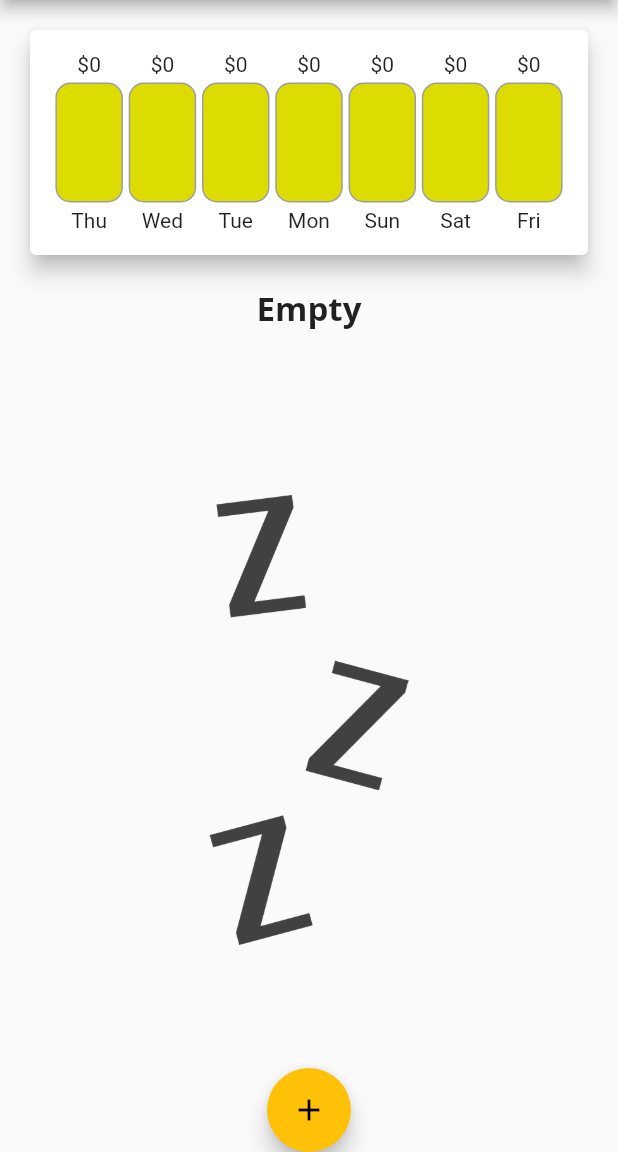
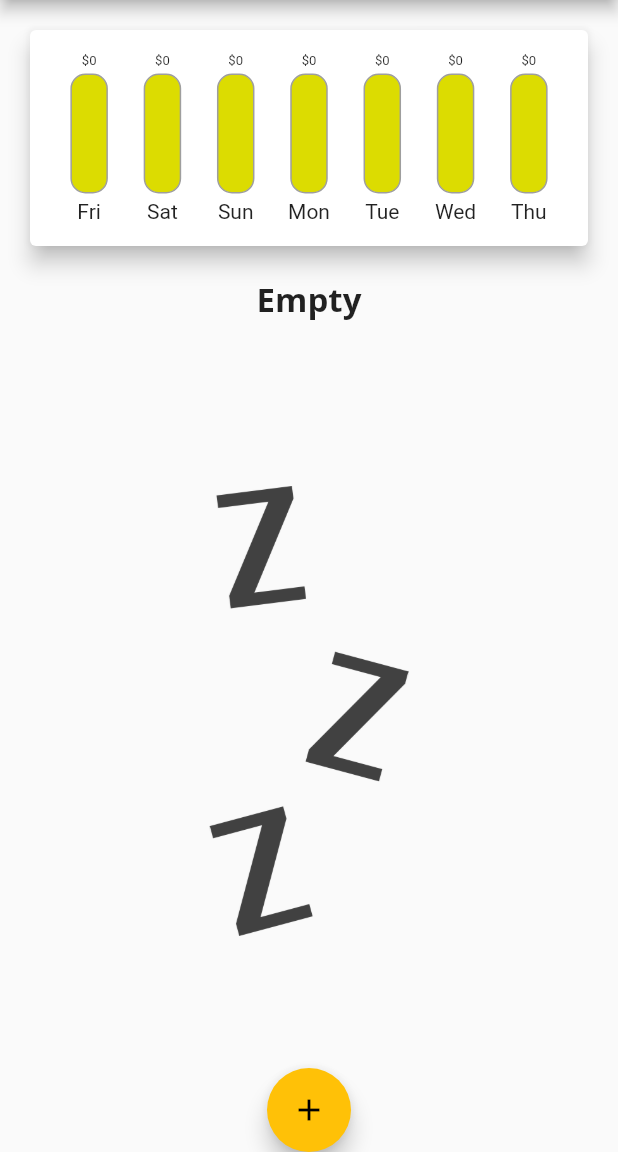
Before and after one commit to horizoncrafts/flutter-guide, a Flutter app: the screen it shows after launch, on a phone screen of 412 x 824 dp, the part 84-1236 px from its top. Run offline on Flutter 3.47's test engine with Material 2 defaults, Android fonts, the phone set to English and light mode, and no system bars.

Commit message:
Fix the widgets

```diff
--- a/expanse_planner/lib/widgets/chart.dart
+++ b/expanse_planner/lib/widgets/chart.dart
@@ -28,7 +28,7 @@ class Chart extends StatelessWidget {
         'day': DateFormat.E().format(weekDay),
         'amount': totalSum,
       };
-    });
+    }).reversed.toList();
   }
 
   double get totalSpending {
--- a/expanse_planner/lib/widgets/chart_bar.dart
+++ b/expanse_planner/lib/widgets/chart_bar.dart
@@ -11,15 +11,18 @@ class ChartBar extends StatelessWidget {
   Widget build(BuildContext context) {
     return Column(
       children: [
-        FittedBox(
-          child: Text('\$${spendingAmount.toStringAsFixed(0)}'),
+        SizedBox(
+          height: 10,
+          child: FittedBox(
+            child: Text('\$${spendingAmount.toStringAsFixed(0)}'),
+          ),
         ),
         const SizedBox(
           height: 4,
         ),
         SizedBox(
           height: 80,
-          width: 45,
+          width: 25,
           child: Stack(
             children: [
               Container(
```
Also changed, not shown: 1 other file.
